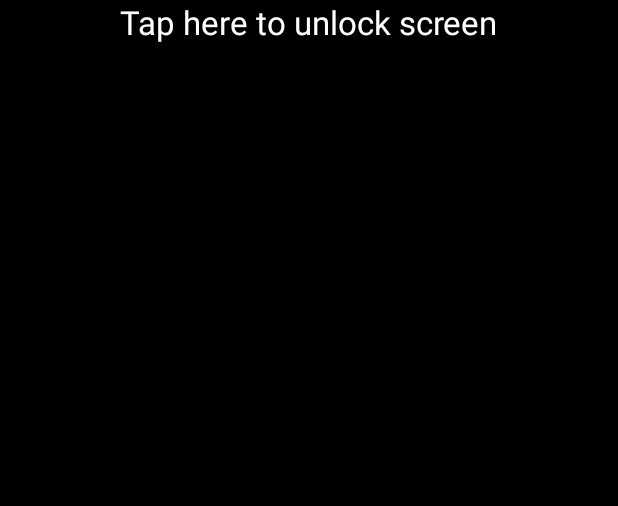
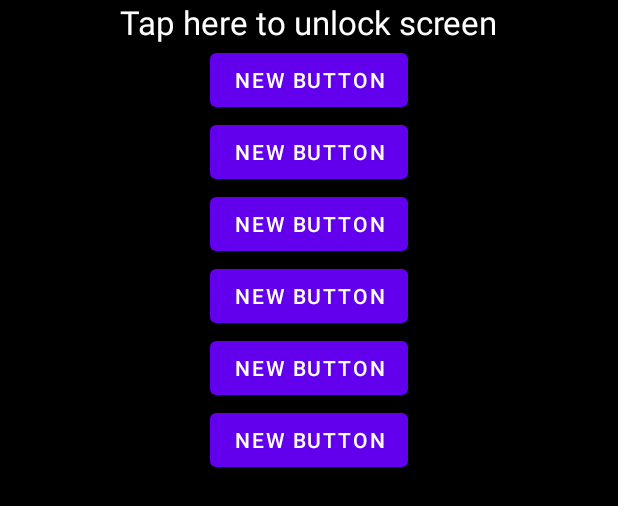
Before and after one commit to andre3wap/powergo, an Android app: the layout view.xml on its own in the app's theme, with its tools: preview values and no code run, on a phone screen of 412 x 824 dp. Shown: the top 506 px of the screen. Run offline under Robolectric (Android 15) with nearby library versions, the phone set to English and light mode, and no system bars.

```diff
--- a/app/src/main/res/layout/view.xml
+++ b/app/src/main/res/layout/view.xml
@@ -12,4 +12,46 @@
         android:id="@+id/textView"
         android:layout_gravity="center_horizontal"
         android:textColor="#fff" />
+
+    <Button
+        android:layout_width="wrap_content"
+        android:layout_height="wrap_content"
+        android:text="New Button"
+        android:id="@+id/button2"
+        android:layout_gravity="center_horizontal" />
+
+    <Button
+        android:layout_width="wrap_content"
+        android:layout_height="wrap_content"
+        android:text="New Button"
+        android:id="@+id/button3"
+        android:layout_gravity="center_horizontal" />
+
+    <Button
+        android:layout_width="wrap_content"
+        android:layout_height="wrap_content"
+        android:text="New Button"
+        android:id="@+id/button4"
+        android:layout_gravity="center_horizontal" />
+
+    <Button
+        android:layout_width="wrap_content"
+        android:layout_height="wrap_content"
+        android:text="New Button"
+        android:id="@+id/button7"
+        android:layout_gravity="center_horizontal" />
+
+    <Button
+        android:layout_width="wrap_content"
+        android:layout_height="wrap_content"
+        android:text="New Button"
+        android:id="@+id/button6"
+        android:layout_gravity="center_horizontal" />
+
+    <Button
+        android:layout_width="wrap_content"
+        android:layout_height="wrap_content"
+        android:text="New Button"
+        android:id="@+id/button5"
+        android:layout_gravity="center_horizontal" />
 </LinearLayout>
```
Also changed, not shown: app/src/main/java/com/andre3/playground2/OverLay.java (+8 -0 lines), app/src/main/res/layout/dialog_layout.xml (added, +22 -0 lines).
